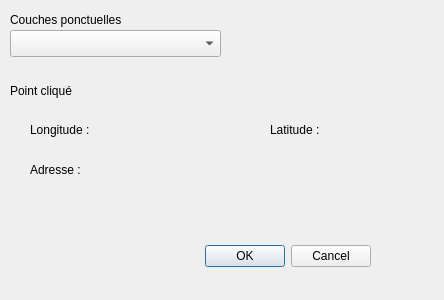
The window that mon_extension_dialog_base.ui (achrafsk9/TP_PyQGIS) describes before a commit, drawn with Qt 5.
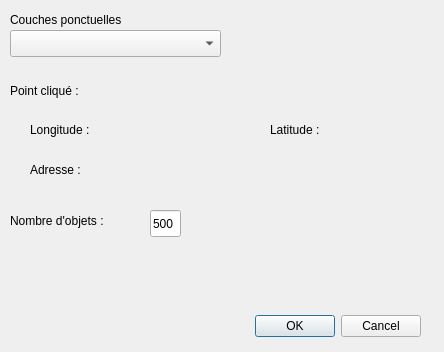
The same window after the commit.

Commit message: #4 Compter un nombre d'objets à proximité

What changed in the file:
```diff
--- a/mon_extension_dialog_base.ui
+++ b/mon_extension_dialog_base.ui
@@ -7,7 +7,7 @@
     <x>0</x>
     <y>0</y>
     <width>444</width>
-    <height>300</height>
+    <height>352</height>
    </rect>
   </property>
   <property name="windowTitle">
@@ -16,8 +16,8 @@
   <widget class="QDialogButtonBox" name="button_box">
    <property name="geometry">
     <rect>
-     <x>30</x>
-     <y>240</y>
+     <x>80</x>
+     <y>310</y>
      <width>341</width>
      <height>32</height>
     </rect>
@@ -88,7 +88,7 @@
     </rect>
    </property>
    <property name="text">
-    <string>Point cliqué</string>
+    <string>Point cliqué :</string>
    </property>
   </widget>
   <widget class="QLabel" name="labelAdresse">
@@ -104,6 +104,45 @@
     <string>Adresse :</string>
    </property>
   </widget>
+  <widget class="QLabel" name="labelNombreObjets">
+   <property name="geometry">
+    <rect>
+     <x>30</x>
+     <y>250</y>
+     <width>371</width>
+     <height>21</height>
+    </rect>
+   </property>
+   <property name="text">
+    <string/>
+   </property>
+  </widget>
+  <widget class="QLineEdit" name="lineEditDistance">
+   <property name="geometry">
+    <rect>
+     <x>150</x>
+     <y>210</y>
+     <width>31</width>
+     <height>27</height>
+    </rect>
+   </property>
+   <property name="text">
+    <string>500</string>
+   </property>
+  </widget>
+  <widget class="QLabel" name="label_3">
+   <property name="geometry">
+    <rect>
+     <x>10</x>
+     <y>210</y>
+     <width>141</width>
+     <height>21</height>
+    </rect>
+   </property>
+   <property name="text">
+    <string>Nombre d'objets :</string>
+   </property>
+  </widget>
  </widget>
  <resources/>
  <connections>
```
The commit also changes 1 other file.
